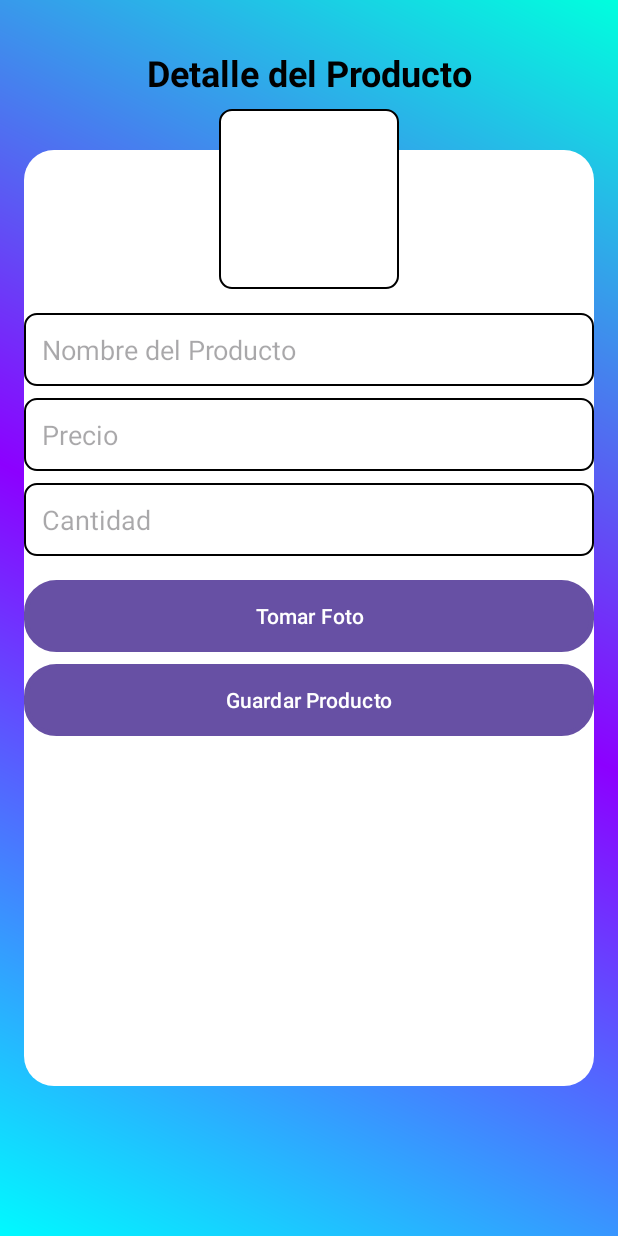
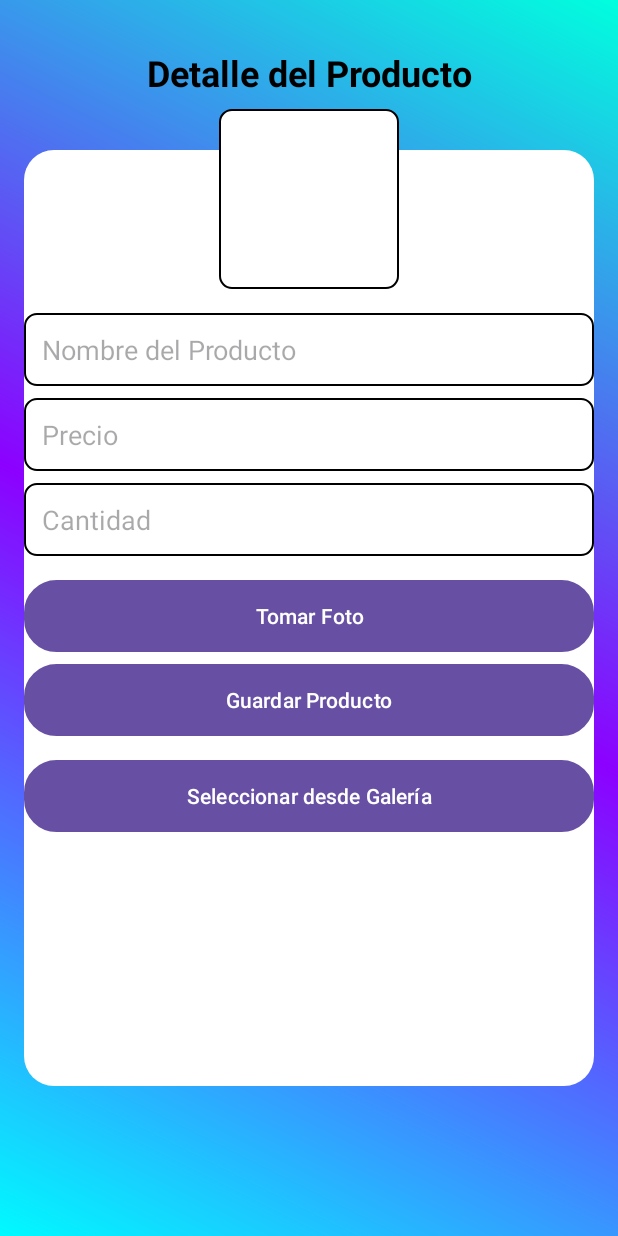
Before and after one commit to YohelRojas/Yoyo-App, an Android app: the screen it shows after launch (ProductoDetalleActivity), on a phone screen of 412 x 824 dp. Run offline under Robolectric (Android 15) with nearby library versions, the phone set to English and light mode, and no system bars.

Commit message:
Se agrego el boton para entrar a la galeria en ProductoDetalle

```diff
--- a/app/src/main/res/layout/activity_producto_detalle.xml
+++ b/app/src/main/res/layout/activity_producto_detalle.xml
@@ -104,4 +104,17 @@
         app:layout_constraintStart_toStartOf="parent"
         app:layout_constraintEnd_toEndOf="parent" />
 
+    <Button
+        android:id="@+id/btnSeleccionarGaleria2"
+        android:layout_width="0dp"
+        android:layout_height="wrap_content"
+        android:layout_marginTop="72dp"
+        android:background="@drawable/button_guardar"
+        android:text="Seleccionar desde Galería"
+        android:textColor="#FFFFFF"
+        app:layout_constraintEnd_toEndOf="parent"
+        app:layout_constraintHorizontal_bias="0.0"
+        app:layout_constraintStart_toStartOf="parent"
+        app:layout_constraintTop_toBottomOf="@id/btnTomarFoto" />
+
 </androidx.constraintlayout.widget.ConstraintLayout>
--- a/app/src/main/res/values/strings.xml
+++ b/app/src/main/res/values/strings.xml
@@ -32,5 +32,7 @@
     <string name="subtotal">Sub-Total</string>
     <string name="password">Password</string>
     <string name="signup">Sign Up</string>
+    <string name="take_photo">Take Photo</string>
+
 
 </resources>
```
Also changed, not shown: app/src/main/java/cr/ac/utn/com/example/yoyoapp/ProductoDetalleActivity.kt (+26 -4 lines), app/src/main/java/cr/ac/utn/com/example/yoyoapp/ProductoGestion.kt (+4 -3 lines), app/src/main/java/cr/ac/utn/com/example/yoyoapp/adapters/CustomAdapter.kt (+4 -5 lines), app/src/main/java/cr/ac/utn/com/example/yoyoapp/model/FacturaModel.kt (+0 -16 lines), app/src/main/java/cr/ac/utn/com/example/yoyoapp/model/ProductoModel.kt (+2 -11 lines), app/src/main/res/layout/activity_producto_gestion.xml (+8 -8 lines), 1 other file.
